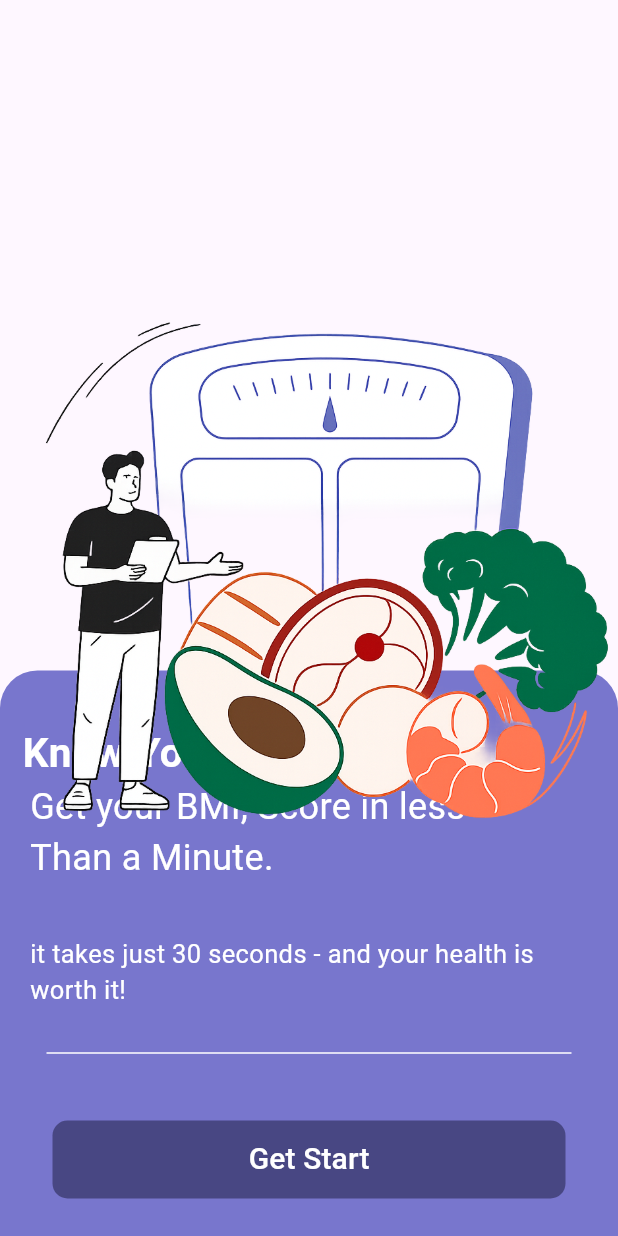
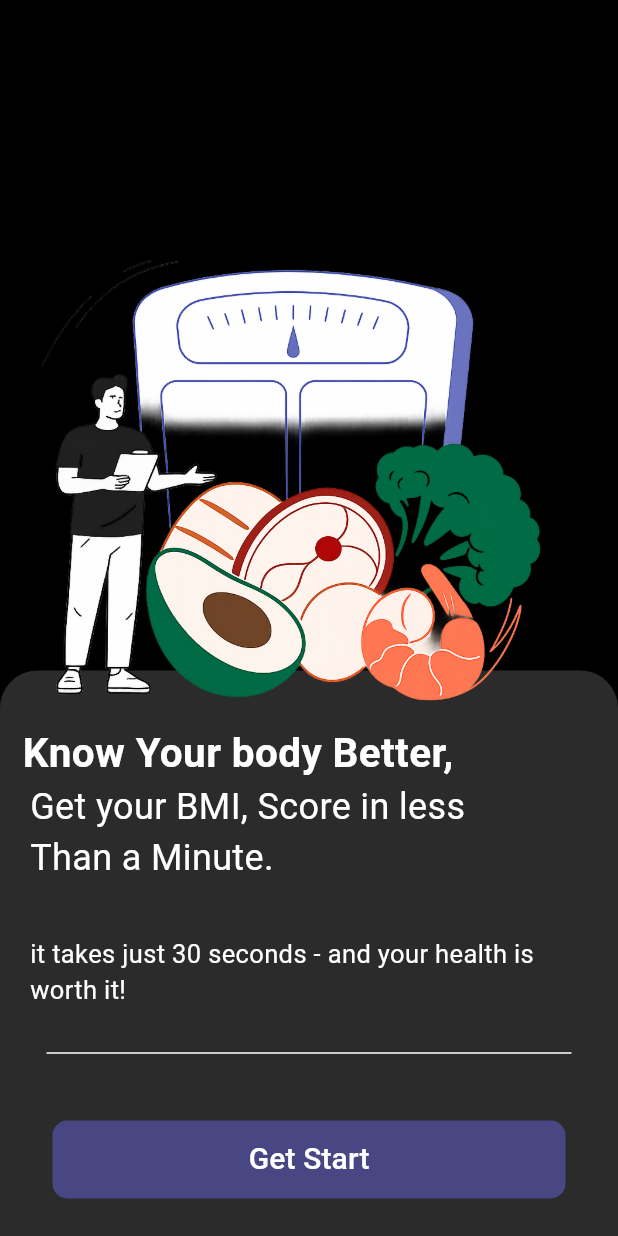
Before and after one commit to Mo123elsayed/BMI-simple-App, a Flutter app: the screen it shows after launch, on a phone screen of 412 x 824 dp. Run offline on Flutter 3.47's test engine with Material 3 defaults, Android fonts, the phone set to English and light mode, and no system bars; our stand-ins replace bloc, dio, equatable, flutter_bloc.

Commit message:
finalize the bmi app

```diff
--- /dev/null
+++ b/devtools_options.yaml
@@ -0,0 +1,3 @@
+description: This file stores settings for Dart & Flutter DevTools.
+documentation: https://docs.flutter.dev/tools/devtools/extensions#configure-extension-enablement-states
+extensions:
--- /dev/null
+++ b/lib/features/BMI_calculation/presentation/components/models/bmi_model.dart
@@ -0,0 +1,43 @@
+// final data = {
+//   "status": "ok",
+//   "error": null,
+//   "data": {
+//     "height": "170 cm",
+//     "weight": "70 kg",
+//     "bmi": 24.221453287197235,
+//     "risk": "Low risk",
+//     "summary": "This weight is normal and you are healthy.",
+//     "recommendation":
+//         "A BMI between 18.5 and 24.9 falls within the 'normal' weight range according to the World Health Organization. This range is associated with the lowest health risk for conditions such as heart disease, diabetes, and certain cancers. However, it's important to note that BMI is not a perfect measure as it does not account for muscle mass, bone density, overall body composition, and racial and sex differences. Therefore, while it's a useful starting point, it should not be the only measure of one's health.",
+//   },
+// };
+
+class BmiModel {
+  final String height;
+  final String weight;
+  final String bmi;
+  final String risk;
+  final String summary;
+  final String recommendation;
+
+  BmiModel({
+    required this.height,
+    required this.weight,
+    required this.bmi,
+    required this.risk,
+    required this.summary,
+    required this.recommendation,
+  });
+
+  /// perform deserialization (convert the json data into text data in the app)
+  factory BmiModel.fromJson(Map<String, dynamic> json) {
+    return BmiModel(
+      height: json['height'].toString(),
+      weight: json['weight'].toString(),
+      bmi: json['bmi'].toString(),
+      risk: json['risk'].toString(),
+      summary: json['summary'].toString(),
+      recommendation: json['recommendation'].toString(),
+    );
+  }
+}
--- a/lib/features/BMI_calculation/presentation/controllers/bmi_calc_cubit/cubit/bmi_calc_state.dart
+++ b/lib/features/BMI_calculation/presentation/controllers/bmi_calc_cubit/cubit/bmi_calc_state.dart
@@ -8,3 +8,16 @@ sealed class BMiCalcState extends Equatable {
 }
 
 final class BMiCalcInitial extends BMiCalcState {}
+
+final class BMiCalcLoading extends BMiCalcState {}
+
+final class BMiCalcSuccess extends BMiCalcState {
+  final BmiModel bmiModel;
+  const BMiCalcSuccess(this.bmiModel);
+}
+
+final class BMiCalcFailure extends BMiCalcState {
+  final String messageError;
+  const BMiCalcFailure(this.messageError);
+  // BMiCalcFailure(this.error);
+}
--- a/lib/features/BMI_calculation/presentation/ui_screens/intro_screen.dart
+++ b/lib/features/BMI_calculation/presentation/ui_screens/intro_screen.dart
@@ -1,5 +1,6 @@
 import 'package:first_app/features/BMI_calculation/presentation/ui_screens/static_login_screen.dart';
 import 'package:flutter/material.dart';
+
 /// This screen is the introduction screen for the app.
 class IntroScreen extends StatelessWidget {
   /// The route name for the intro screen
@@ -11,18 +12,17 @@ class IntroScreen extends StatelessWidget {
   Widget build(BuildContext context) {
     /// This method builds the intro screen UI.
     return Scaffold(
+      backgroundColor: Colors.black,
       body: Stack(
         children: [
           Column(
             mainAxisAlignment: MainAxisAlignment.end,
             children: [
               SizedBox(height: 100),
-
-              // SizedBox(height: 100),
               Container(
                 // height: ,
                 decoration: BoxDecoration(
-                  color: Color(0xFF7876CD),
+                  color: Color.fromARGB(255, 43, 43, 43),
                   borderRadius: BorderRadius.only(
                     topRight: Radius.circular(25),
                     topLeft: Radius.circular(25),
@@ -100,12 +100,12 @@ class IntroScreen extends StatelessWidget {
             ],
           ),
           Positioned(
-            top: 150,
+            top: MediaQuery.of(context).size.height * 0.11,
             child: Container(
               decoration: BoxDecoration(),
               child: Image.asset(
                 'assets/images/BMI_image.png',
-                width: 450,
+                width: 400,
                 height: 450,
               ),
             ),
--- a/lib/main.dart
+++ b/lib/main.dart
@@ -6,7 +6,7 @@ import 'package:flutter_bloc/flutter_bloc.dart' show BlocProvider;
 import 'features/BMI_calculation/presentation/ui_screens/intro_screen.dart';
 
 void main() {
-  runApp(FirstApp());
+  runApp(BlocProvider(create: (context) => BMiCalcCubit(), child: FirstApp()));
 }
 
 /// we use context to access the widget tree
@@ -29,7 +29,7 @@ class FirstApp extends StatelessWidget {
       ),
       routes: {
         '/': (ctx) => IntroScreen(),
-        // StaticLoginScreen.screenRoute: (context) => StaticLoginScreen(),
+        StaticLoginScreen.screenRoute: (context) => StaticLoginScreen(),
         ResultScreen.screenRoute: (context) => BlocProvider(
           create: (context) => BMiCalcCubit(),
           child: ResultScreen(),
--- a/pubspec.yaml
+++ b/pubspec.yaml
@@ -36,6 +36,7 @@ dependencies:
   cupertino_icons: ^1.0.8
   flutter_bloc: ^9.1.1
   equatable: ^2.0.7
+  dio: ^5.8.0+1
 
 dev_dependencies:
   flutter_test:
```
Also changed, not shown: lib/features/BMI_calculation/presentation/controllers/bmi_calc_cubit/cubit/bmi_calc_cubit.dart (+44 -5 lines), lib/features/BMI_calculation/presentation/ui_screens/result_screen.dart (+52 -14 lines), lib/features/BMI_calculation/presentation/ui_screens/static_login_screen.dart (+37 -15 lines), pubspec.lock, 2 other files.
